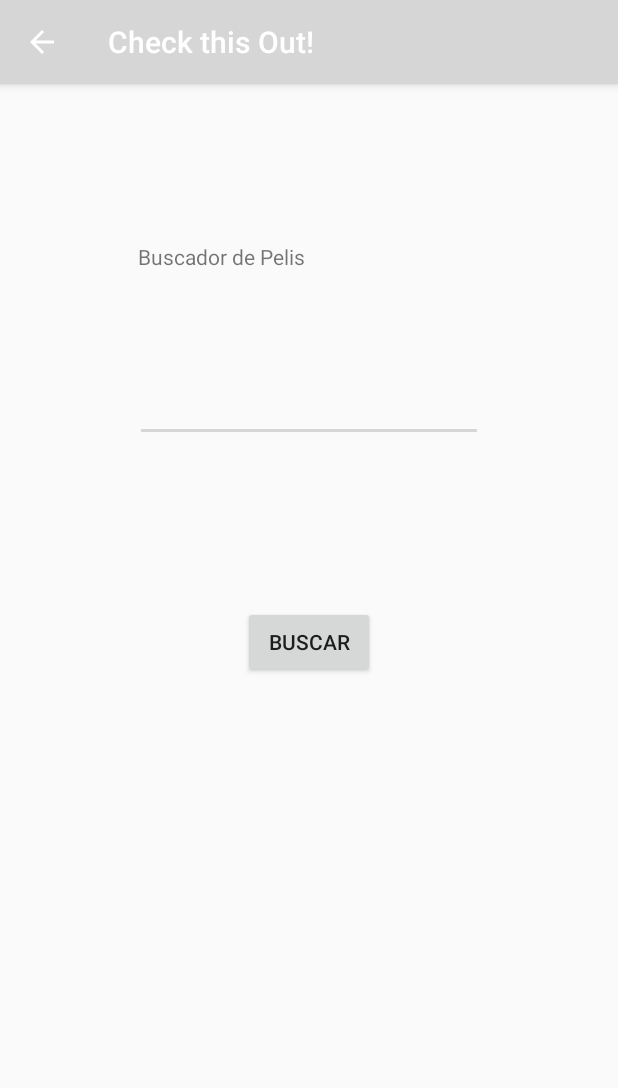
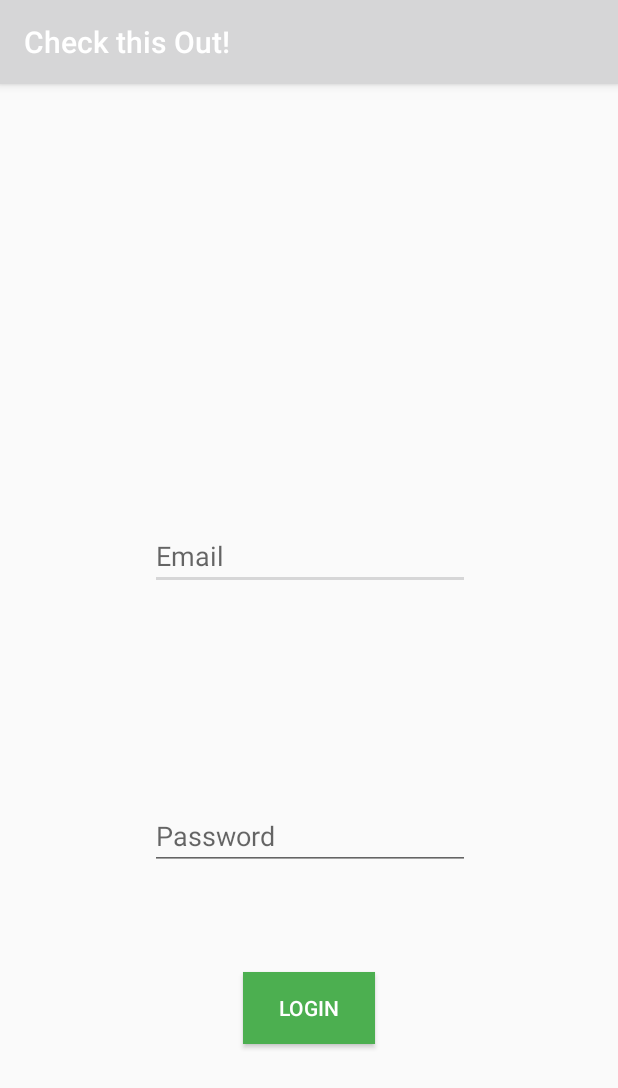
Before and after one commit to SalviGG/CheckThisOut, an Android app: the screen it shows after launch (MainActivity before the commit, Login after it), on a phone screen of 412 x 824 dp. Shown: the top 1088 px of the screen. Run offline under Robolectric (Android 15) with nearby library versions, the light colour scheme and no system bars.

Commit message:
Base work

```diff
--- a/app/src/main/AndroidManifest.xml
+++ b/app/src/main/AndroidManifest.xml
@@ -1,7 +1,8 @@
 <?xml version="1.0" encoding="utf-8"?>
 <manifest xmlns:android="http://schemas.android.com/apk/res/android"
     package="com.example.pablorjd.CheckThisOut">
-    <uses-permission android:name="android.permission.INTERNET"/>
+
+    <uses-permission android:name="android.permission.INTERNET" />
 
     <application
         android:allowBackup="true"
@@ -10,15 +11,17 @@
         android:roundIcon="@mipmap/ic_launcher_round"
         android:supportsRtl="true"
         android:theme="@style/AppTheme">
-        <activity android:name="com.example.pablorjd.CheckThisOut.MainActivity">
-        </activity>
-        <activity android:name="com.example.pablorjd.CheckThisOut.SplashScreen" android:theme="@style/Theme.AppCompat.Light.NoActionBar">
+        <activity android:name=".MainActivity"></activity>
+        <activity
+            android:name=".SplashScreen"
+            android:theme="@style/Theme.AppCompat.Light.NoActionBar">
             <intent-filter>
                 <action android:name="android.intent.action.MAIN" />
 
                 <category android:name="android.intent.category.LAUNCHER" />
             </intent-filter>
         </activity>
+        <activity android:name=".Login"></activity>
     </application>
 
 </manifest>
--- /dev/null
+++ b/app/src/main/java/com/example/pablorjd/CheckThisOut/Login.java
@@ -0,0 +1,20 @@
+package com.example.pablorjd.CheckThisOut;
+
+import android.support.v7.app.AppCompatActivity;
+import android.os.Bundle;
+import android.widget.Button;
+import android.widget.EditText;
+
+public class Login extends AppCompatActivity {
+
+    EditText etEmail;
+    EditText etPassword;
+    Button btnLogin;
+
+
+    @Override
+    protected void onCreate(Bundle savedInstanceState) {
+        super.onCreate(savedInstanceState);
+        setContentView(R.layout.activity_login);
+    }
+}
--- a/app/src/main/java/com/example/pablorjd/CheckThisOut/SplashScreen.java
+++ b/app/src/main/java/com/example/pablorjd/CheckThisOut/SplashScreen.java
@@ -19,7 +19,7 @@ public class SplashScreen extends AppCompatActivity {
         new Handler().postDelayed(new Runnable() {
             @Override
             public void run() {
-                Intent intent = new Intent(SplashScreen.this, MainActivity.class );
+                Intent intent = new Intent(SplashScreen.this, Login.class );
                 startActivity(intent);
             }
         },3000);
--- /dev/null
+++ b/app/src/main/res/layout/activity_login.xml
@@ -0,0 +1,56 @@
+<?xml version="1.0" encoding="utf-8"?>
+<android.support.constraint.ConstraintLayout xmlns:android="http://schemas.android.com/apk/res/android"
+    xmlns:app="http://schemas.android.com/apk/res-auto"
+    xmlns:tools="http://schemas.android.com/tools"
+    android:layout_width="match_parent"
+    android:layout_height="match_parent"
+    tools:context=".Login">
+
+    <EditText
+        android:id="@+id/etEmail"
+        android:layout_width="wrap_content"
+        android:layout_height="wrap_content"
+        android:layout_marginBottom="8dp"
+        android:layout_marginEnd="8dp"
+        android:layout_marginStart="8dp"
+        android:layout_marginTop="8dp"
+        android:ems="10"
+        android:hint="Email"
+        android:inputType="textEmailAddress"
+        app:layout_constraintBottom_toTopOf="@+id/etPassword"
+        app:layout_constraintEnd_toEndOf="parent"
+        app:layout_constraintHorizontal_bias="0.503"
+        app:layout_constraintStart_toStartOf="parent"
+        app:layout_constraintTop_toTopOf="parent"
+        app:layout_constraintVertical_bias="0.681" />
+
+    <EditText
+        android:id="@+id/etPassword"
+        android:layout_width="wrap_content"
+        android:layout_height="wrap_content"
+        android:layout_marginBottom="68dp"
+        android:layout_marginEnd="8dp"
+        android:layout_marginStart="8dp"
+        android:ems="10"
+        android:hint="Password"
+        android:inputType="textPassword"
+        app:layout_constraintBottom_toTopOf="@+id/btnLogin"
+        app:layout_constraintEnd_toEndOf="parent"
+        app:layout_constraintHorizontal_bias="0.503"
+        app:layout_constraintStart_toStartOf="parent" />
+
+    <Button
+        android:id="@+id/btnLogin"
+        android:layout_width="wrap_content"
+        android:layout_height="wrap_content"
+        android:layout_marginBottom="128dp"
+        android:layout_marginEnd="8dp"
+        android:layout_marginStart="8dp"
+        android:background="#4caf50"
+        android:text="Login"
+        android:textColor="@android:color/white"
+        app:layout_constraintBottom_toBottomOf="parent"
+        app:layout_constraintEnd_toEndOf="parent"
+        app:layout_constraintStart_toStartOf="parent" />
+
+</android.support.constraint.ConstraintLayout>
```
